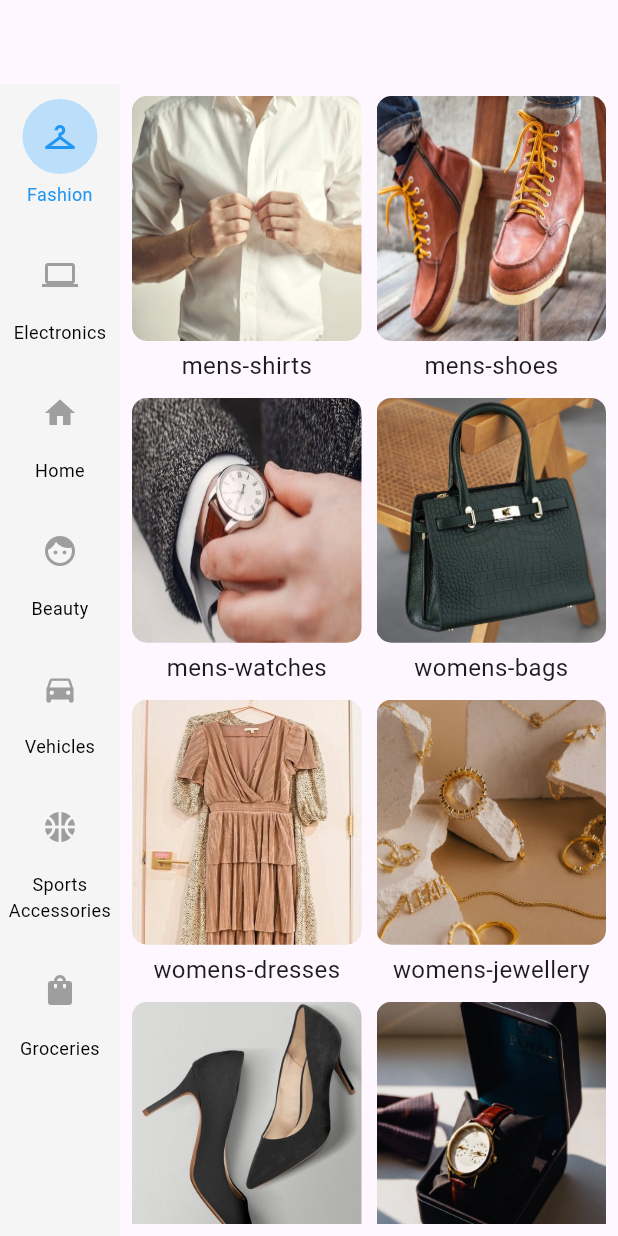
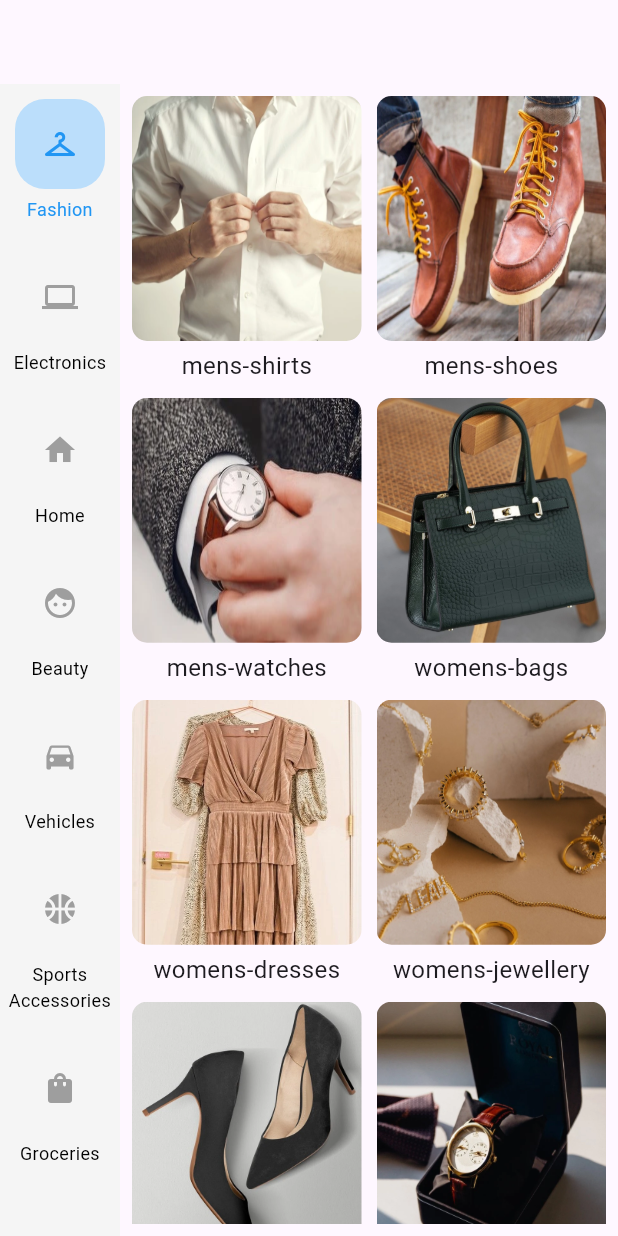
Before and after one commit to 200MUSTAFA001/E-Commerce_App, a Flutter app: the AllCategoriesPage screen opened by its route, on a phone screen of 412 x 824 dp. Run offline on Flutter 3.47's test engine with Material 3 defaults, Android fonts, the phone set to English and light mode, and no system bars; our stand-ins replace cached_network_image, dartx, dio, flutter_bloc, flutter_rating_bar, flutter_snake_navigationbar and 10 more; network calls fail.

Commit message:
refactor: enhance search functionality in various files

```diff
--- a/lib/presentation/screens/main_page.dart
+++ b/lib/presentation/screens/main_page.dart
@@ -1,6 +1,5 @@
 // Flutter imports:
 
-// Project imports:
 import 'package:api_app/data/repository/products_repo.dart';
 import 'package:api_app/data/services/web_services.dart';
 import 'package:api_app/logic/cubit/products_cubit.dart';
--- a/lib/presentation/screens/search/search_page.dart
+++ b/lib/presentation/screens/search/search_page.dart
@@ -73,7 +73,9 @@ class _SearchPageState extends State<SearchPage> {
             onChanged: (value) {
               debouncer.run(() => search(value));
             },
-            onPressed: (/*Todo : to clear search bar */) {},
+            onPressed: () {
+              controller.clear();
+            },
           ),
           SliverToBoxAdapter(
             child: Row(
--- a/lib/presentation/widgets/categories_page_custom_widgets/sections_list.dart
+++ b/lib/presentation/widgets/categories_page_custom_widgets/sections_list.dart
@@ -48,10 +48,15 @@ class _SectionsListState extends State<SectionsList> {
               margin: const EdgeInsets.symmetric(vertical: 10),
               child: Column(
                 children: [
-                  CircleAvatar(
-                    radius: 25,
-                    backgroundColor:
-                        isSelected ? Colors.blue.shade100 : Colors.transparent,
+                  Container(
+                    height: 60,
+                    width: 60,
+                    decoration: BoxDecoration(
+                      borderRadius: BorderRadius.circular(20),
+                      color: isSelected
+                          ? Colors.blue.shade100
+                          : Colors.transparent,
+                    ),
                     child: Icon(
                       sections[index].categoryIcon,
                       color: isSelected ? Colors.blue : Colors.grey,
```
Also changed, not shown: lib/app_router.dart (+5 -5 lines), lib/logic/cubit/products_cubit.dart (+27 -11 lines), lib/logic/cubit/search_cubit.dart (+6 -10 lines), lib/presentation/screens/products_by_category_page.dart (+15 -1 lines), lib/presentation/widgets/categories_page_custom_widgets/products_by_category_search_bar.dart (added, +29 -0 lines), lib/presentation/widgets/search_page_custom_widgets/custom_search_bar.dart (+9 -9 lines).
